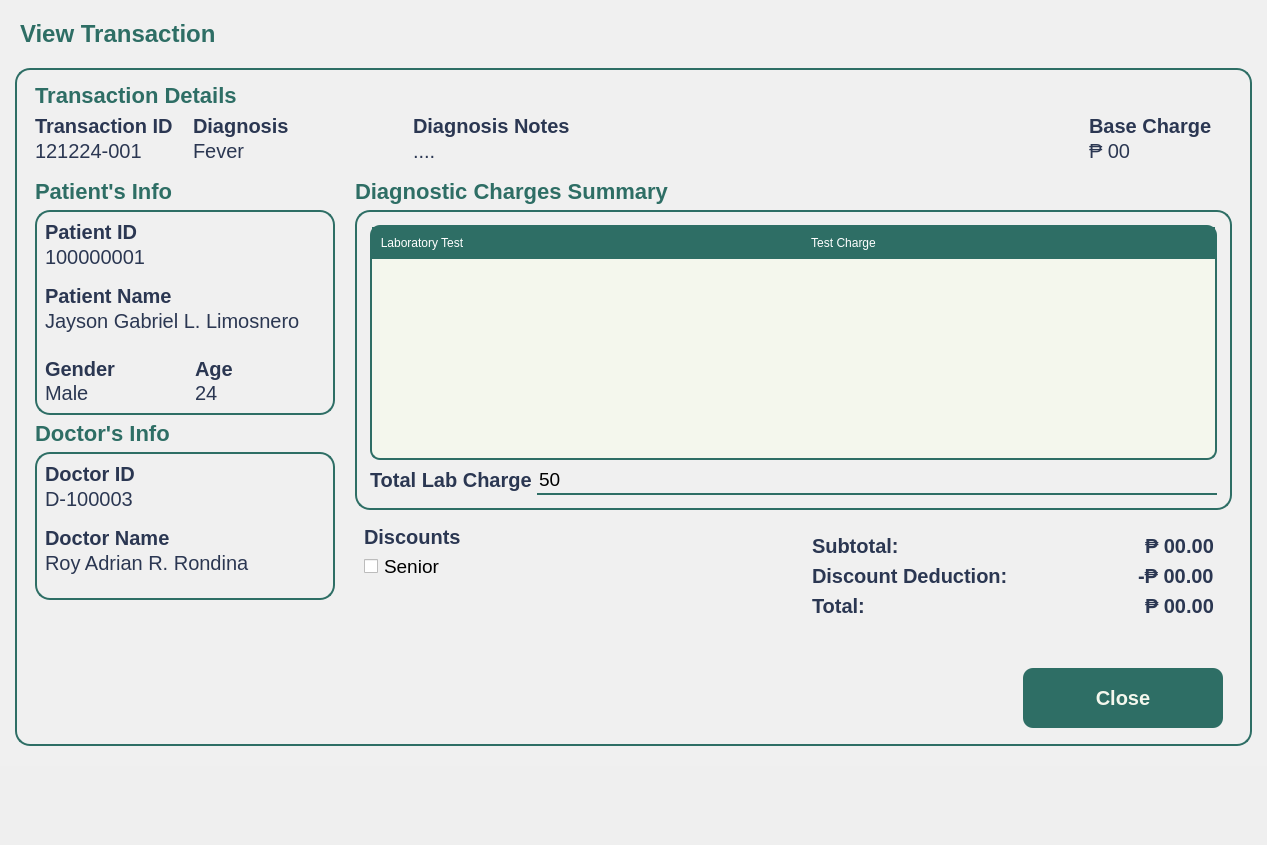
First picture: the form in Views/Staff_ViewTransaction.ui, repository VinsmokeSanji69/COVACHA_CLINIC_SYSTEM, before the edit.
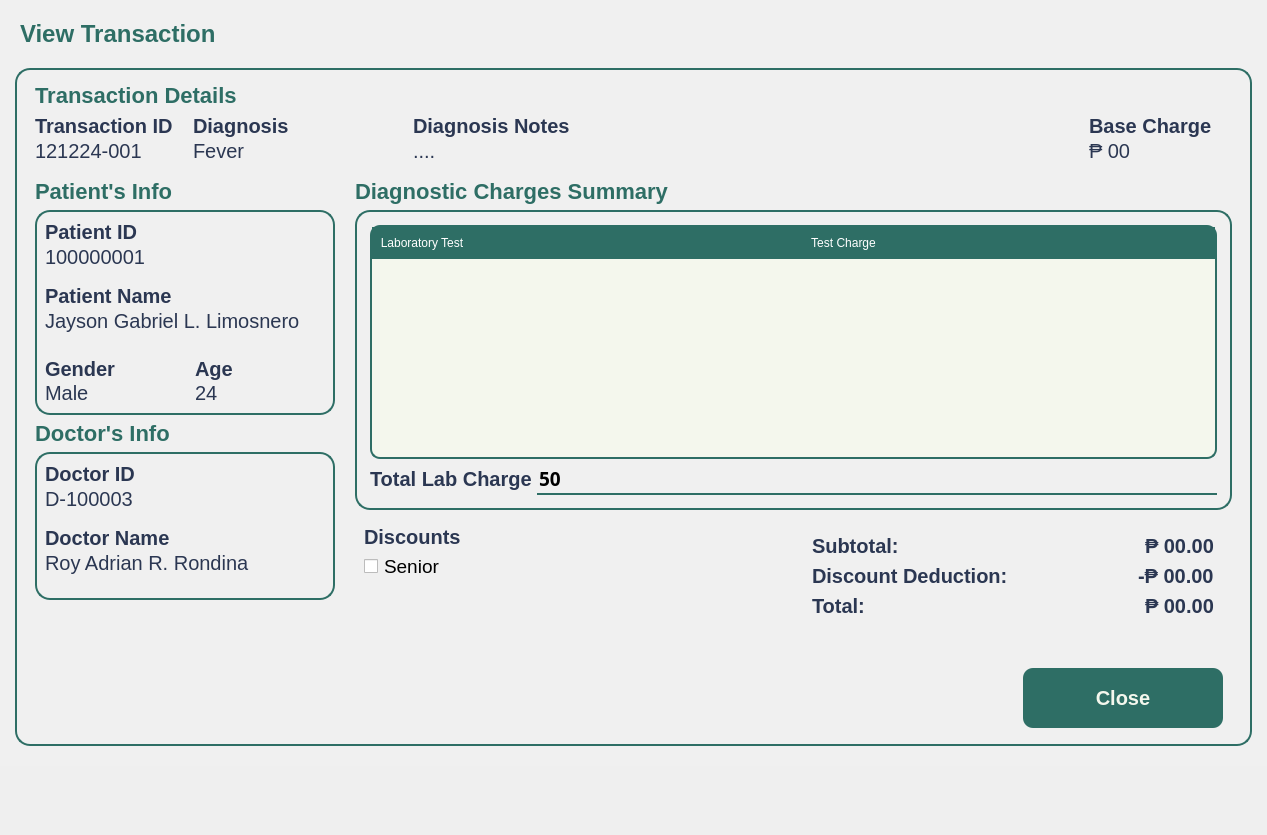
Second picture: the form after the edit. Icons and pictures are not drawn.

```diff
--- a/Views/Staff_ViewTransaction.ui
+++ b/Views/Staff_ViewTransaction.ui
@@ -7,7 +7,7 @@
     <x>0</x>
     <y>0</y>
     <width>1267</width>
-    <height>845</height>
+    <height>835</height>
    </rect>
   </property>
   <property name="sizePolicy">
@@ -1158,6 +1158,11 @@
                           </property>
                           <item>
                            <widget class="QTableWidget" name="LabChargeTable">
+                            <property name="font">
+                             <font>
+                              <pointsize>12</pointsize>
+                             </font>
+                            </property>
                             <property name="styleSheet">
                              <string notr="true">QTableWidget {
 	background-color: #F4F7ED;
@@ -1232,12 +1237,20 @@
                              <height>30</height>
                             </size>
                            </property>
+                           <property name="font">
+                            <font>
+                             <family>Satoshi Black</family>
+                             <pointsize>14</pointsize>
+                             <weight>99</weight>
+                             <italic>false</italic>
+                             <bold>true</bold>
+                            </font>
+                           </property>
                            <property name="styleSheet">
                             <string notr="true">QLineEdit {
 	background-color: transparent;
 	border-bottom: 2px solid #2E6E65;
 	font: 900 14pt &quot;Satoshi Black&quot;;
-font-size: 19px;
 }</string>
                            </property>
                            <property name="text">
```
